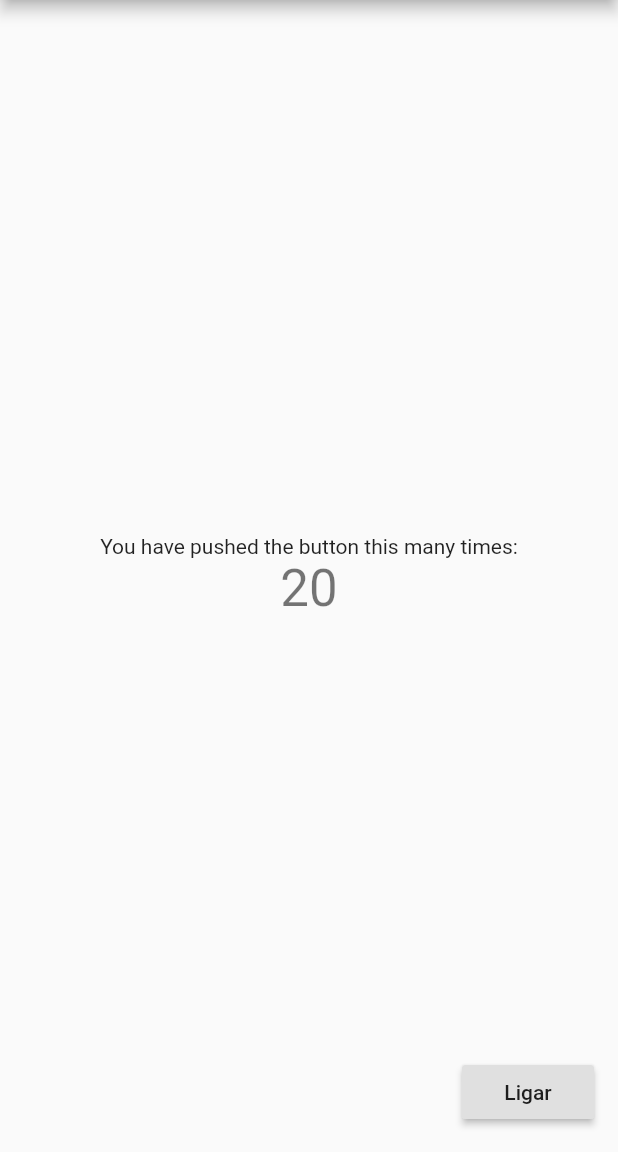
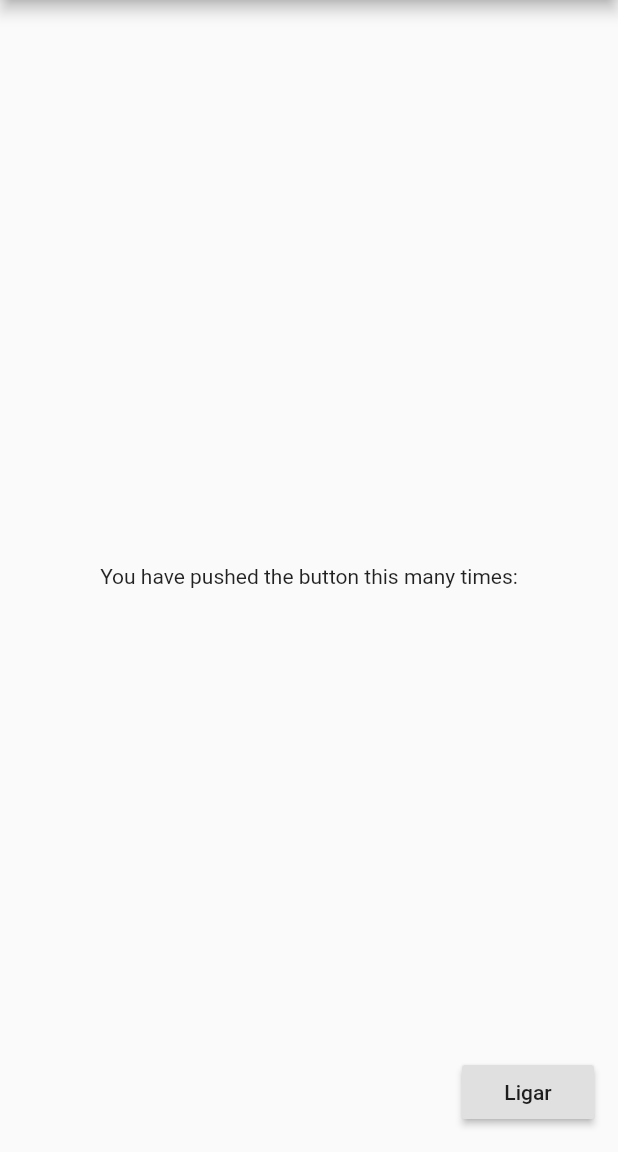
Before and after one commit to ThomasoBR1/ARFI, a Flutter app: the screen it shows after launch, on a phone screen of 412 x 824 dp, the part 84-1236 px from its top. Run offline on Flutter 3.47's test engine with Material 2 defaults, Android fonts, the phone set to English and light mode, and no system bars; our stand-ins replace cloud_firestore; accounts and stored records are empty.

```diff
--- a/arfi/lib/functions.dart
+++ b/arfi/lib/functions.dart
@@ -1 +1,5 @@
 import 'package:flutter/material.dart';
+
+void change (){
+
+}
--- a/arfi/lib/main.dart
+++ b/arfi/lib/main.dart
@@ -11,12 +11,12 @@ class MyApp extends StatelessWidget {
   Widget build(BuildContext context) {
 
     // ignore: deprecated_member_use
-    Firestore.instance.collection('light').getDocuments()..then((value) {
+    //Firestore.instance.collection('light').getDocuments().then((value) {
       // ignore: deprecated_member_use
-      value.documents.forEach((element) {
-        print(element.data());
-      });
-    });
+      //value.documents.forEach((element) {
+       // print(element.data());
+      //});
+   // });
 
     return MaterialApp(
       title: 'Flutter Demo',
@@ -42,12 +42,12 @@ class MyHomePage extends StatefulWidget {
 }
 
 class _MyHomePageState extends State<MyHomePage> {
-  int _counter = 20;
+
 
   void _incrementCounter() {
     setState(() {
 
-      _counter--;
+
     });
   }
 
@@ -68,10 +68,6 @@ class _MyHomePageState extends State<MyHomePage> {
             Text(
               'You have pushed the button this many times:',
             ),
-            Text(
-              '$_counter',
-              style: Theme.of(context).textTheme.headline4,
-            ),
           ],
         ),
       ),
```
Also changed, not shown: 1 other file.
